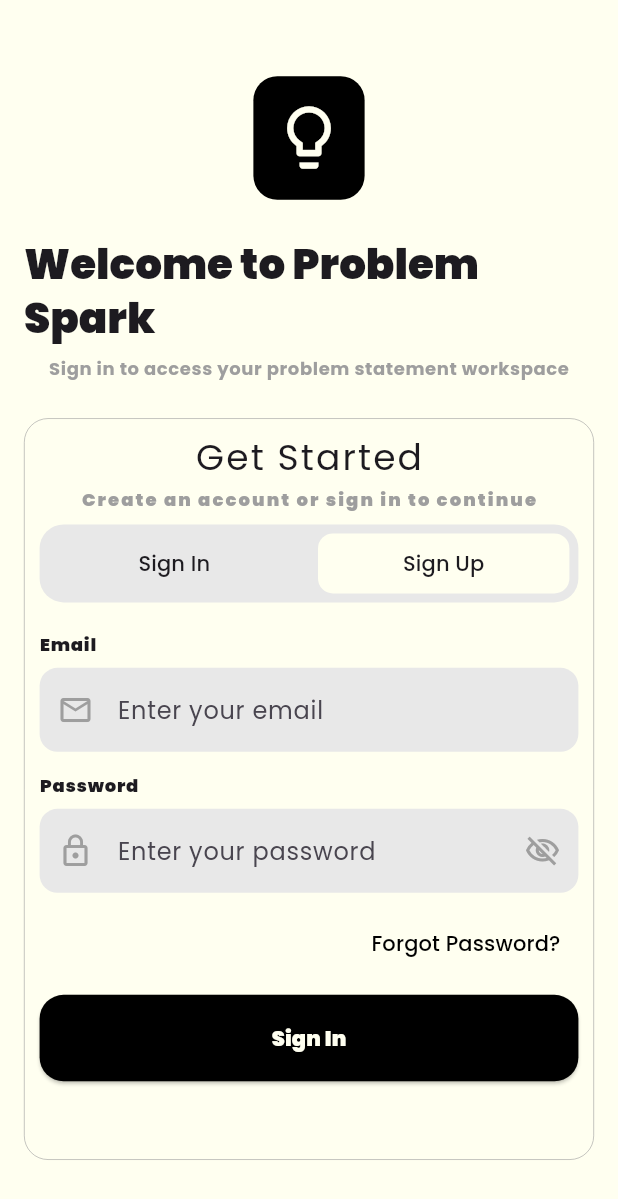
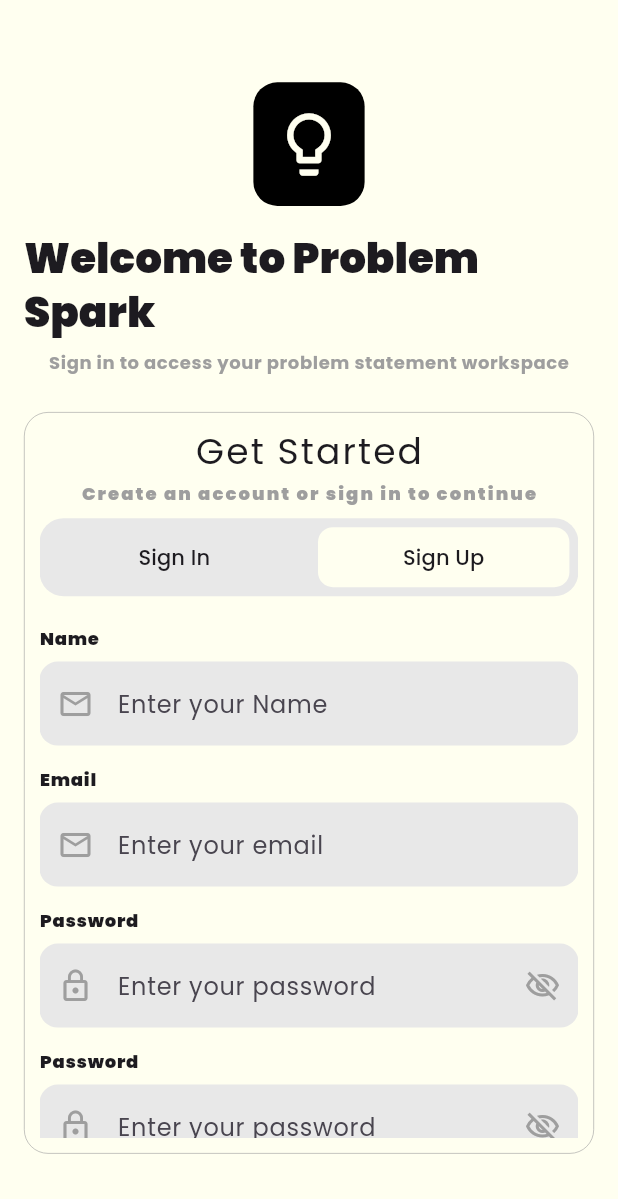
Before and after one commit to ChinmayMangela/problem_spark, a Flutter app: the screen it shows after launch, after a tap on "Sign In", on a phone screen of 412 x 824 dp. Shown: the top 1199 px of the screen. Run offline on Flutter 3.47's test engine with Material 3 defaults, Android fonts, the phone set to English and light mode, and no system bars; our stand-ins replace flutter_animate, google_fonts.

Commit message:
feat: Add SignUpForm and AuthConfirmPasswordComponent, refine SignInForm
This commit introduces the `SignUpForm` widget for user registration and a reusable `AuthConfirmPasswordComponent` for confirm password input fields. It also renames the existing `SignUpForm` to `SignInForm` and updates its functionality.

Added:
- `AuthConfirmPasswordComponent` in `lib/common/widgets/auth_confirm_password_component.dart`:
    - A widget for confirm password input, including validation against the original password.
- `SignUpForm` widget in `lib/features/auth/presentation/widgets/sign_up_form.dart`:
    - A form for user registration with fields for name, email, password, and confirm password.
    - Includes validation for all fields.
    - Uses `AuthEmailComponent`, `AuthPasswordComponent`, and `AuthConfirmPasswordComponent`.
    - Displays submitted data in a SnackBar for now.

Modified:
- Renamed `lib/features/auth/presentation/widgets/sign_up_form.dart` to `lib/features/auth/presentation/widgets/sign_in_form.dart` and updated its content to be a sign-in form.
    - `SignInForm` now includes email and password fields with validation.
    - Displays submitted data in a SnackBar.
- `AuthScreen` in `lib/features/auth/presentation/screens/auth_screen.dart`:
    - Adjusted vertical spacing.
- `AuthFormContainer` in `lib/features/auth/presentation/widgets/auth_form_container.dart`:
    - Now dynamically displays either `SignInForm` or `SignUpForm` based on the `_isSignInSelected` state.
    - Wrapped the content in a `SingleChildScrollView` to prevent overflow.
- `AuthTextField` in `lib/features/auth/presentation/widgets/auth_text_field.dart`:
    - Corrected the password visibility toggle icon logic (eyeIcon/eyeSlashIcon).

```diff
--- /dev/null
+++ b/lib/common/widgets/auth_confirm_password_component.dart
@@ -0,0 +1,46 @@
+import 'package:flutter/material.dart';
+
+import '../../features/auth/presentation/widgets/auth_text_field.dart';
+import '../../utils/helper_functions.dart';
+import '../dimen.dart';
+
+class AuthConfirmPasswordComponent extends StatelessWidget {
+  const AuthConfirmPasswordComponent({
+    super.key,
+    required this.passwordController,
+    required this.obscurePassword,
+    required this.onTogglePasswordState,
+    required this.password,
+  });
+
+  final TextEditingController passwordController;
+  final bool obscurePassword;
+  final void Function() onTogglePasswordState;
+  final String password;
+
+  @override
+  Widget build(BuildContext context) {
+    return Column(
+      crossAxisAlignment: CrossAxisAlignment.start,
+      children: [
+        Text(
+          'Password',
+          style: TextThemes(
+            context,
+          ).labelMedium.copyWith(fontWeight: TextWeights.w900),
+        ),
+        const SizedBox(height: 7),
+        AuthTextField(
+          controller: passwordController,
+          hintText: 'Enter your password',
+          isPasswordField: true,
+          obscureText: obscurePassword,
+          onTogglePasswordState: onTogglePasswordState,
+          validator: (value) {
+            return HelperFunctions.confirmPasswordValidator(value, password);
+          },
+        ),
+      ],
+    );
+  }
+}
--- a/lib/features/auth/presentation/screens/auth_screen.dart
+++ b/lib/features/auth/presentation/screens/auth_screen.dart
@@ -27,7 +27,7 @@ class AuthScreen extends StatelessWidget {
                 width: HelperFunctions.getScreenWidth(context) * 0.18,
                 height: HelperFunctions.getScreenHeight(context) * 0.1,
               ),
-              SizedBox(height: screenHeight * 0.03),
+              SizedBox(height: screenHeight * 0.02),
               _buildHeading(context),
               SizedBox(height: screenHeight * 0.01),
               _buildDescription(context),
--- a/lib/features/auth/presentation/widgets/auth_form_container.dart
+++ b/lib/features/auth/presentation/widgets/auth_form_container.dart
@@ -1,5 +1,6 @@
 import 'package:flutter/material.dart';
 import 'package:problem_spark/common/dimen.dart';
+import 'package:problem_spark/features/auth/presentation/widgets/sign_in_form.dart';
 import 'package:problem_spark/features/auth/presentation/widgets/sign_up_form.dart';
 import 'package:problem_spark/features/auth/presentation/widgets/toggle_button.dart';
 import 'package:problem_spark/utils/helper_functions.dart';
@@ -27,8 +28,7 @@ class _AuthFormContainerState extends State<AuthFormContainer> {
   Widget build(BuildContext context) {
     final width = HelperFunctions.getScreenWidth(context);
     final height = HelperFunctions.getScreenWidth(context);
-    return SingleChildScrollView(
-      child: Container(
+    return Container(
       padding: const EdgeInsets.all(10),
       height: height * 1.2,
       width: width,
@@ -36,6 +36,7 @@ class _AuthFormContainerState extends State<AuthFormContainer> {
         borderRadius: CustomRadius.textFieldRadius,
         border: Border.all(color: grey, width: 0.4)
       ),
+      child: SingleChildScrollView(
         child: Column(
           children: [
             _buildGetStartedMessage(),
@@ -44,7 +45,7 @@ class _AuthFormContainerState extends State<AuthFormContainer> {
             SizedBox(height: height * 0.02),
             _buildToggleButton(),
             SizedBox(height: height * 0.05),
-            SignUpForm(),
+            _isSignInSelected ? SignInForm() : SignUpForm(),
           ],
         ),
       ),
--- a/lib/features/auth/presentation/widgets/auth_text_field.dart
+++ b/lib/features/auth/presentation/widgets/auth_text_field.dart
@@ -47,19 +47,19 @@ class AuthTextField extends StatelessWidget {
     return isPasswordField
         ? IconButton(
             onPressed: onTogglePasswordState,
-            icon: Icon(obscureText ? eyeSlashIcon : eyeIcon, color: grey,),
+            icon: Icon(obscureText ? eyeIcon : eyeSlashIcon, color: grey),
           )
         : null;
   }
 
   Widget? _buildLeadingIcon() {
-    return Icon(isPasswordField ? lockIcon : emailIcon, color: grey,);
+    return Icon(isPasswordField ? lockIcon : emailIcon, color: grey);
   }
 
   OutlineInputBorder _buildBorder() {
     return OutlineInputBorder(
       borderRadius: BorderRadius.circular(12),
-      borderSide: BorderSide.none
+      borderSide: BorderSide.none,
     );
   }
 }
--- a/lib/features/auth/presentation/widgets/sign_up_form.dart
+++ b/lib/features/auth/presentation/widgets/sign_up_form.dart
@@ -1,8 +1,13 @@
 import 'package:flutter/material.dart';
+import 'package:problem_spark/common/widgets/auth_confirm_password_component.dart';
 import 'package:problem_spark/common/widgets/auth_email_component.dart';
 import 'package:problem_spark/common/widgets/auth_password_component.dart';
 import 'package:problem_spark/common/widgets/custom_button.dart';
 import 'package:problem_spark/constants/string_constants.dart';
+
+import '../../../../common/dimen.dart';
+import '../../../../utils/helper_functions.dart';
+import 'auth_text_field.dart';
 
 class SignUpForm extends StatefulWidget {
   const SignUpForm({super.key});
@@ -12,14 +17,28 @@ class SignUpForm extends StatefulWidget {
 }
 
 class _SignUpFormState extends State<SignUpForm> {
+  late TextEditingController _nameController;
   late TextEditingController _emailController;
   late TextEditingController _passwordController;
-  bool _obscurePassword = false;
+  late TextEditingController _confirmPasswordController;
+
+  bool _obscurePassword = true;
+  bool _obscureConfirmPassword = true;
+  final _formKey = GlobalKey<FormState>();
 
 
-  void _onForgotPasswordTap() {}
+  void _onSignUpTap() {
+    if(_formKey.currentState!.validate()) {
+      final name = _nameController.text.trim();
+      final email = _emailController.text.trim();
+      final password = _passwordController.text.trim();
+      final confirmPassword = _confirmPasswordController.text.trim();
 
-  void _onSignInTap() {}
+      HelperFunctions.showSnackBar(
+        'Name: $name\nEmail: $email\nPassword: $password\nConfirm Password: $confirmPassword'
+      );
+    }
+  }
 
   void _onTogglePasswordState() {
     setState(() {
@@ -27,11 +46,19 @@ class _SignUpFormState extends State<SignUpForm> {
     });
   }
 
+  void _onToggleConfirmPasswordState() {
+    setState(() {
+      _obscureConfirmPassword = !_obscureConfirmPassword;
+    });
+  }
+
   @override
   void initState() {
     super.initState();
+    _nameController = TextEditingController();
     _emailController = TextEditingController();
     _passwordController = TextEditingController();
+    _confirmPasswordController = TextEditingController();
   }
 
   @override
@@ -45,19 +72,42 @@ class _SignUpFormState extends State<SignUpForm> {
   Widget build(BuildContext context) {
     return SingleChildScrollView(
       child: Form(
+        key: _formKey,
         child: Column(
           crossAxisAlignment: CrossAxisAlignment.start,
           children: [
+            _buildNameComponent(),
+            const SizedBox(height: 15),
             _buildEmailComponent(),
             const SizedBox(height: 15),
             _buildPasswordComponent(),
-            const SizedBox(height: 10),
-            _buildForgotPasswordButton(),
-            const SizedBox(height: 10),
-            CustomButton(label: signIn, onTap: _onSignInTap),
+            const SizedBox(height: 15),
+            _buildConfirmPasswordComponent(),
+            const SizedBox(height: 15),
+            CustomButton(label: signIn, onTap: _onSignUpTap),
           ],
         ),
       ),
+    );
+  }
+
+  Widget _buildNameComponent() {
+    return Column(
+      crossAxisAlignment: CrossAxisAlignment.start,
+      children: [
+        Text('Name', style: TextThemes(context).labelMedium.copyWith(
+            fontWeight: TextWeights.w900
+        ),),
+        const SizedBox(height: 7),
+        AuthTextField(
+          controller: _nameController,
+          hintText: 'Enter your Name',
+          isPasswordField: false,
+          validator: (value) {
+            return HelperFunctions.nameValidator(value);
+          },
+        ),
+      ],
     );
   }
 
@@ -73,13 +123,12 @@ class _SignUpFormState extends State<SignUpForm> {
     );
   }
 
-  Widget _buildForgotPasswordButton() {
-    return Align(
-      alignment: Alignment.centerRight,
-      child: TextButton(
-        onPressed: _onForgotPasswordTap,
-        child: Text('Forgot Password?',),
-      ),
+  Widget _buildConfirmPasswordComponent() {
+    return AuthConfirmPasswordComponent(
+      passwordController: _confirmPasswordController,
+      obscurePassword: _obscureConfirmPassword,
+      onTogglePasswordState: _onToggleConfirmPasswordState,
+      password: _passwordController.text.trim(),
     );
   }
 }
```
Lines whose indentation alone changed are shown as unchanged.
